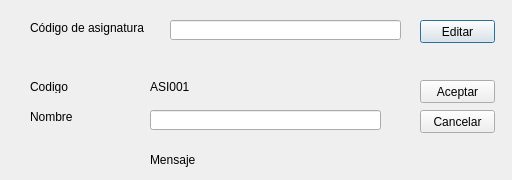
Before: the Qt Designer form src/seleccionestudiante/vista/EditarAsignatura.ui in TMichael-On/Examen_Final, drawn with Qt 5.
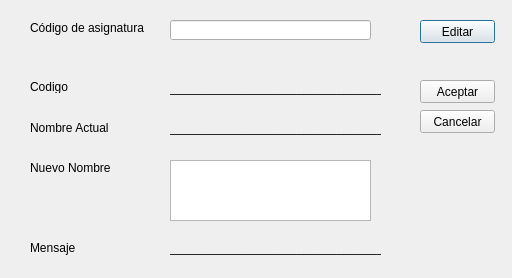
After: the same form once the commit is applied.

Commit message: Edición de GUI v2.0

```diff
--- a/src/seleccionestudiante/vista/EditarAsignatura.ui
+++ b/src/seleccionestudiante/vista/EditarAsignatura.ui
@@ -7,7 +7,7 @@
     <x>0</x>
     <y>0</y>
     <width>512</width>
-    <height>180</height>
+    <height>278</height>
    </rect>
   </property>
   <property name="windowTitle">
@@ -52,40 +52,17 @@
     <string>Codigo</string>
    </property>
   </widget>
-  <widget class="QLabel" name="lblCod">
-   <property name="geometry">
-    <rect>
-     <x>150</x>
-     <y>80</y>
-     <width>47</width>
-     <height>13</height>
-    </rect>
-   </property>
-   <property name="text">
-    <string>ASI001</string>
-   </property>
-  </widget>
-  <widget class="QLabel" name="lblCodigo_3">
+  <widget class="QLabel" name="lblCNombreN">
    <property name="geometry">
     <rect>
      <x>30</x>
-     <y>110</y>
-     <width>47</width>
-     <height>13</height>
+     <y>160</y>
+     <width>101</width>
+     <height>16</height>
     </rect>
    </property>
    <property name="text">
-    <string>Nombre</string>
-   </property>
-  </widget>
-  <widget class="QLineEdit" name="leANombre">
-   <property name="geometry">
-    <rect>
-     <x>150</x>
-     <y>110</y>
-     <width>231</width>
-     <height>20</height>
-    </rect>
+    <string>Nuevo Nombre</string>
    </property>
   </widget>
   <widget class="QPushButton" name="btnAceptar">
@@ -119,24 +96,86 @@
     <rect>
      <x>170</x>
      <y>20</y>
-     <width>231</width>
+     <width>201</width>
      <height>20</height>
     </rect>
    </property>
   </widget>
+  <widget class="QLabel" name="lblCod">
+   <property name="geometry">
+    <rect>
+     <x>170</x>
+     <y>80</y>
+     <width>211</width>
+     <height>16</height>
+    </rect>
+   </property>
+   <property name="text">
+    <string>_________________________________</string>
+   </property>
+  </widget>
+  <widget class="QLabel" name="lblNomb">
+   <property name="geometry">
+    <rect>
+     <x>170</x>
+     <y>120</y>
+     <width>211</width>
+     <height>16</height>
+    </rect>
+   </property>
+   <property name="text">
+    <string>_________________________________</string>
+   </property>
+  </widget>
+  <widget class="QTextBrowser" name="leANombre_2">
+   <property name="geometry">
+    <rect>
+     <x>170</x>
+     <y>160</y>
+     <width>201</width>
+     <height>61</height>
+    </rect>
+   </property>
+  </widget>
   <widget class="QLabel" name="txtMensaje">
    <property name="geometry">
     <rect>
-     <x>150</x>
-     <y>150</y>
-     <width>341</width>
-     <height>20</height>
+     <x>170</x>
+     <y>240</y>
+     <width>211</width>
+     <height>16</height>
+    </rect>
+   </property>
+   <property name="text">
+    <string>_________________________________</string>
+   </property>
+  </widget>
+  <widget class="QLabel" name="lblMensje">
+   <property name="geometry">
+    <rect>
+     <x>30</x>
+     <y>240</y>
+     <width>131</width>
+     <height>16</height>
     </rect>
    </property>
    <property name="text">
     <string>Mensaje</string>
    </property>
   </widget>
+  <widget class="QLabel" name="lblNombreA">
+   <property name="geometry">
+    <rect>
+     <x>30</x>
+     <y>120</y>
+     <width>131</width>
+     <height>16</height>
+    </rect>
+   </property>
+   <property name="text">
+    <string>Nombre Actual</string>
+   </property>
+  </widget>
  </widget>
  <resources/>
  <connections/>
```
